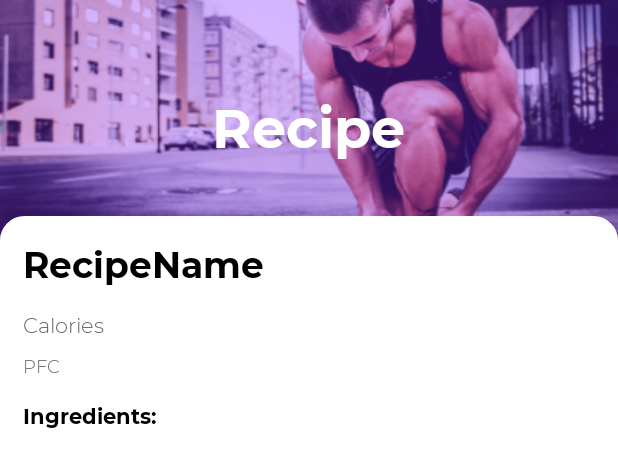
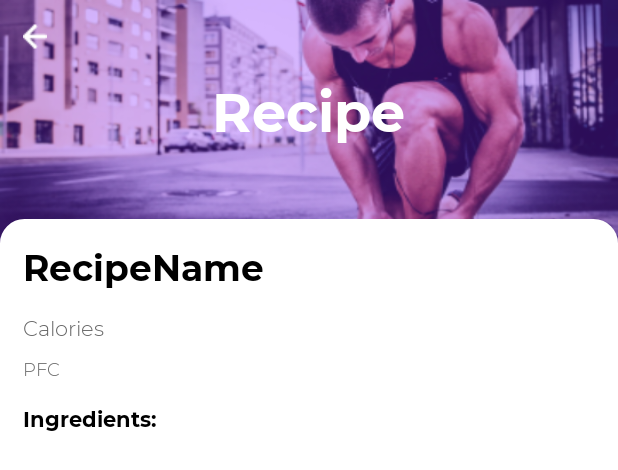
Before and after one commit to smir-ee/PP.01.02-PR318, an Android app: the layout activity_separate_recipe.xml on its own in the app's theme, with its tools: preview values and no code run, on a phone screen of 412 x 824 dp. Shown: the top 470 px of the screen. Run offline under Robolectric (Android 15) with nearby library versions, the phone set to English and light mode, and no system bars.

Commit message:
Implemented separate recipe screen with image parsing

```diff
--- a/app/build.gradle
+++ b/app/build.gradle
@@ -4,7 +4,7 @@ plugins {
 
 android {
     compileSdkVersion 30
-    buildToolsVersion "30.0.2"
+    buildToolsVersion "30.0.0"
 
     defaultConfig {
         applicationId "com.example.superfit"
--- a/app/src/main/java/com/example/superfit/Recipes/Ingredient.java
+++ b/app/src/main/java/com/example/superfit/Recipes/Ingredient.java
@@ -2,6 +2,10 @@ package com.example.superfit.Recipes;
 
 public class Ingredient {
     private String ingredient;
+
+    public Ingredient (String name){
+        ingredient = name;
+    }
 
     public String getIngredient(){
         return ingredient;
--- a/app/src/main/java/com/example/superfit/Recipes/RecipeAdapter.java
+++ b/app/src/main/java/com/example/superfit/Recipes/RecipeAdapter.java
@@ -5,6 +5,8 @@ import android.view.LayoutInflater;
 import android.view.View;
 import android.view.ViewGroup;
 import android.widget.ArrayAdapter;
+import android.widget.Filter;
+import android.widget.Filterable;
 import android.widget.ImageView;
 import android.widget.TextView;
 
@@ -14,8 +16,9 @@ import com.example.superfit.R;
 import org.w3c.dom.Text;
 
 import java.util.ArrayList;
+import java.util.List;
 
-public class RecipeAdapter extends ArrayAdapter<Recipe> {
+public class RecipeAdapter extends ArrayAdapter<Recipe> implements Filterable {
 
     private final int resourceLayout;
 
--- a/app/src/main/res/layout/activity_recipes.xml
+++ b/app/src/main/res/layout/activity_recipes.xml
@@ -42,6 +42,7 @@
             </LinearLayout>
 
             <EditText
+                android:id="@+id/Search"
                 android:layout_width="match_parent"
                 android:layout_height="50dp"
                 android:background="@drawable/edit_text_shape"
--- a/app/src/main/res/layout/activity_separate_recipe.xml
+++ b/app/src/main/res/layout/activity_separate_recipe.xml
@@ -3,9 +3,8 @@
     xmlns:tools="http://schemas.android.com/tools"
     android:layout_width="match_parent"
     android:layout_height="match_parent"
-    xmlns:app="http://schemas.android.com/apk/res-auto"
     android:gravity="top"
-    tools:context=".MainScreen.MainScreen">
+    tools:context=".Recipes.SeparateRecipe">
 
     <LinearLayout
         android:layout_width="match_parent"
@@ -13,18 +12,30 @@
         android:orientation="vertical">
 
         <LinearLayout
+            android:id="@+id/linLayout"
             android:layout_width="match_parent"
-            android:layout_height="wrap_content"
-            android:gravity="center"
+            android:layout_height="170sp"
+            android:gravity="center_horizontal"
             android:layout_marginBottom="-24dp"
             android:background="@drawable/main_screen"
             android:orientation="vertical">
+
+            <ImageView
+                android:layout_width="wrap_content"
+                android:layout_height="wrap_content"
+                android:src="@drawable/vector"
+                android:onClick="onBackClick"
+                android:rotation="180"
+                android:layout_gravity="left"
+                android:layout_marginTop="15dp"
+                android:layout_marginLeft="15dp"/>
 
             <TextView
                 android:layout_width="wrap_content"
                 android:layout_height="wrap_content"
                 android:text="Recipe"
                 android:textColor="#FFFFFF"
+                android:layout_marginTop="15dp"
                 android:textSize="36dp"
                 android:fontFamily="@font/montserrat_bold"/>
 
@@ -37,6 +48,7 @@
         android:orientation="vertical">
 
         <TextView
+            android:id="@+id/txtName"
             android:layout_width="wrap_content"
             android:layout_height="wrap_content"
             android:layout_marginLeft="15dp"
@@ -47,6 +59,7 @@
             android:textSize="24dp" />
 
         <TextView
+            android:id="@+id/txtCalories"
             android:layout_width="wrap_content"
             android:layout_height="wrap_content"
             android:text="Calories"
@@ -57,6 +70,7 @@
             android:layout_marginTop="15dp"/>
 
         <TextView
+            android:id="@+id/txtPFC"
             android:layout_width="wrap_content"
             android:layout_height="wrap_content"
             android:text="PFC"
--- a/app/src/main/res/layout/ingredient_item.xml
+++ b/app/src/main/res/layout/ingredient_item.xml
@@ -1,12 +1,13 @@
 <?xml version="1.0" encoding="utf-8"?>
 <RelativeLayout xmlns:android="http://schemas.android.com/apk/res/android"
     android:layout_width="match_parent"
-    android:layout_marginVertical="10dp"
+
     android:layout_height="match_parent">
 
     <LinearLayout
         android:layout_width="match_parent"
         android:layout_height="wrap_content"
+        android:layout_marginVertical="10dp"
         android:orientation="horizontal">
 
         <ImageView
```
Also changed, not shown: app/src/main/java/com/example/superfit/Recipes/IngredientAdapter.java (+15 -8 lines), app/src/main/java/com/example/superfit/Recipes/Recipes.java (+46 -10 lines), app/src/main/java/com/example/superfit/Recipes/SeparateRecipe.java (+46 -1 lines).
